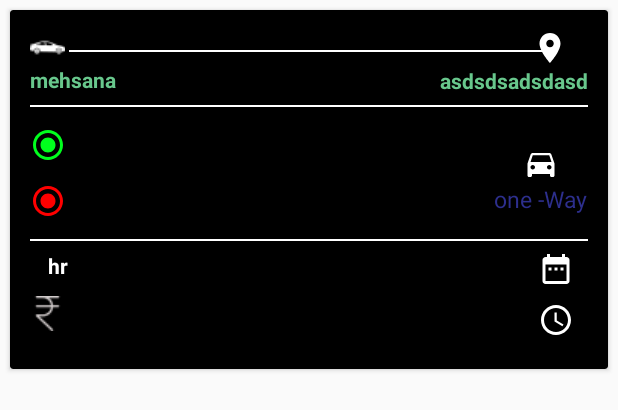
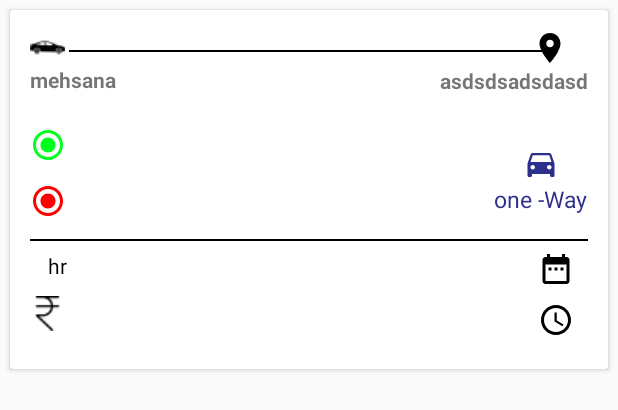
Before and after one commit to AjitkumarMaurya/driverApp, an Android app: the layout row_my_trip.xml on its own in the app's theme, with its tools: preview values and no code run, on a phone screen of 412 x 824 dp. Shown: the top 410 px of the screen. Run offline under Robolectric (Android 15) with nearby library versions, the phone set to English and light mode, and no system bars.

Commit message:
Trip details and myTrip done

```diff
--- a/app/src/main/java/com/abc/driveroncall/Activity/TripDetailsActivity.java
+++ b/app/src/main/java/com/abc/driveroncall/Activity/TripDetailsActivity.java
@@ -35,6 +35,9 @@ public class TripDetailsActivity extends AppCompatActivity implements OnMapReady
     protected void onCreate(Bundle savedInstanceState) {
         super.onCreate(savedInstanceState);
         setContentView(R.layout.activity_trip_details);
+        getSupportActionBar().setDisplayHomeAsUpEnabled(true);
+        getSupportActionBar().setDisplayShowHomeEnabled(true);
+        getSupportActionBar().setTitle("Booking Details");
 
         tvTripType = findViewById(R.id.tvTripType);
         tvDate = findViewById(R.id.tvTrip_Date);
@@ -179,4 +182,5 @@ public class TripDetailsActivity extends AppCompatActivity implements OnMapReady
         return url;
 
     }
+
 }
--- a/app/src/main/res/layout/activity_one_way_date_time.xml
+++ b/app/src/main/res/layout/activity_one_way_date_time.xml
@@ -19,16 +19,17 @@
             android:background="@drawable/boarder"
             android:padding="10dp"
             android:text="location"
-            android:textSize="17sp" />
+            android:textSize="13sp" />
 
         <TextView
             android:id="@+id/place2"
             android:layout_width="match_parent"
             android:layout_height="wrap_content"
+            android:layout_marginTop="@dimen/_2sdp"
             android:background="@drawable/boarder"
             android:padding="10dp"
             android:text="location"
-            android:textSize="17sp" />
+            android:textSize="13sp" />
 
 
     </LinearLayout>
--- a/app/src/main/res/layout/row_my_trip.xml
+++ b/app/src/main/res/layout/row_my_trip.xml
@@ -7,8 +7,7 @@
         android:id="@+id/cardView"
         android:layout_width="match_parent"
         android:layout_height="wrap_content"
-        android:layout_margin="@dimen/_5sdp"
-        android:backgroundTint="@color/black">
+        android:layout_margin="@dimen/_5sdp">
 
         <LinearLayout
             android:layout_width="wrap_content"
@@ -29,8 +28,7 @@
                     <ImageView
                         android:layout_width="wrap_content"
                         android:layout_height="wrap_content"
-                        android:src="@drawable/ic_car1_24"
-                        android:tint="@color/white" />
+                        android:src="@drawable/ic_car1_24" />
 
                     <TextView
                         android:id="@+id/tvPleshGoing"
@@ -38,12 +36,12 @@
                         android:layout_height="wrap_content"
                         android:layout_alignParentTop="true"
                         android:text="mehsana"
-                        android:textColor="@color/txtcolor"
                         android:textStyle="bold" />
                 </LinearLayout>
 
 
                 <View
+                    android:background="@color/black"
                     android:layout_width="wrap_content"
                     android:layout_height="@dimen/_1sdp"
                     android:layout_alignParentTop="true"
@@ -51,7 +49,7 @@
                     android:layout_marginLeft="@dimen/_20sdp"
                     android:layout_marginRight="@dimen/_20sdp"
                     android:layout_marginTop="@dimen/_10sdp"
-                    android:background="@color/white" />
+                     />
                 <!-- android:layout_marginRight="@dimen/_40sdp"
                  android:layout_marginLeft="@dimen/_45sdp"
  -->
@@ -71,7 +69,7 @@
                             android:layout_gravity="right"
                             android:layout_marginRight="@dimen/_10sdp"
                             android:src="@drawable/ic_location_24dp"
-                            android:tint="@color/white" />
+                             />
 
                         <TextView
                             android:id="@+id/tvPleshFrom"
@@ -79,7 +77,6 @@
                             android:layout_height="wrap_content"
                             android:layout_alignParentRight="true"
                             android:text="asdsdsadsdasd"
-                            android:textColor="@color/txtcolor"
                             android:textStyle="bold" />
                     </LinearLayout>
                 </RelativeLayout>
@@ -110,8 +107,7 @@
                         android:layout_width="wrap_content"
                         android:layout_height="wrap_content"
                         android:layout_marginBottom="@dimen/_5sdp"
-                        android:drawableLeft="@drawable/ic_radio_green_24dp"
-                        android:textColor="@color/txtcolor" />
+                        android:drawableLeft="@drawable/ic_radio_green_24dp" />
 
 
                     <TextView
@@ -120,8 +116,7 @@
                         android:layout_height="wrap_content"
                         android:layout_below="@+id/tvGreenText"
                         android:layout_marginTop="@dimen/_5sdp"
-                        android:drawableLeft="@drawable/ic_radio_red_24dp"
-                        android:textColor="@color/txtcolor" />
+                        android:drawableLeft="@drawable/ic_radio_red_24dp" />
 
 
                     <TextView
@@ -130,8 +125,6 @@
                         android:layout_height="wrap_content"
                         android:layout_alignParentRight="true"
                         android:layout_marginTop="@dimen/_10sdp"
-                        android:backgroundTint="@color/txtcolor"
-                        android:drawableTint="@color/white"
                         android:drawableTop="@drawable/ic_car_blue24dp"
                         android:text="one -Way"
                         android:textColor="@color/colorBlue"
@@ -148,7 +141,7 @@
                 android:layout_centerVertical="true"
                 android:layout_marginBottom="@dimen/_5sdp"
                 android:layout_marginTop="@dimen/_5sdp"
-                android:background="@color/white" />
+                android:background="@color/black" />
 
             <LinearLayout
                 android:layout_width="match_parent"
@@ -164,15 +157,14 @@
                         android:layout_height="wrap_content"
                         android:layout_marginLeft="@dimen/_9sdp"
                         android:text="hr"
-                        android:textColor="@color/white"
-                        android:textStyle="bold" />
+                        android:textColor="@color/black" />
 
 
                     <TextView
                         android:id="@+id/tvTimeText"
                         android:layout_width="wrap_content"
                         android:layout_height="wrap_content"
-                        android:textColor="@color/white"
+                        android:textColor="@color/black"
                         android:textStyle="bold" />
 
                     <TextView
@@ -182,8 +174,6 @@
                         android:layout_alignParentRight="true"
                         android:layout_marginRight="@dimen/_7sdp"
                         android:drawableLeft="@drawable/ic_date_24dp"
-                        android:drawableTint="@color/white"
-                        android:textColor="@color/txtcolor"
                         android:textSize="@dimen/_14sdp" />
 
                     <TextView
@@ -193,8 +183,6 @@
                         android:layout_below="@+id/tvTimeText"
                         android:layout_marginTop="@dimen/_7sdp"
                         android:drawableLeft="@drawable/ic_rupee_24"
-                        android:drawableTint="@color/gray"
-                        android:textColor="@color/txtcolor"
                         android:textSize="@dimen/_15sdp" />
 
                     <TextView
@@ -206,8 +194,6 @@
                         android:layout_marginRight="@dimen/_7sdp"
                         android:layout_marginTop="@dimen/_7sdp"
                         android:drawableLeft="@drawable/ic_ime__24dp"
-                        android:drawableTint="@color/white"
-                        android:textColor="@color/txtcolor"
                         android:textSize="@dimen/_14sdp" />
 
                 </RelativeLayout>
--- a/build.gradle
+++ b/build.gradle
@@ -7,7 +7,7 @@ buildscript {
         jcenter()
     }
     dependencies {
-        classpath 'com.android.tools.build:gradle:3.0.1'
+        classpath 'com.android.tools.build:gradle:3.3.1'
 
 
         // NOTE: Do not place your application dependencies here; they belong
```
Also changed, not shown: app/src/main/java/com/abc/driveroncall/Activity/COngratulationScreen.java (+34 -1 lines), app/src/main/java/com/abc/driveroncall/Activity/EstimateCostActivity.java (+30 -17 lines), app/src/main/java/com/abc/driveroncall/Activity/OneWayDateTimeActivity.java (+3 -5 lines), app/src/main/java/com/abc/driveroncall/Activity/PaymentsActivity.java (+18 -1 lines), app/src/main/res/layout/activity_estimate_cost.xml (+12 -7 lines), app/src/main/res/layout/content_main.xml (+14 -12 lines).
